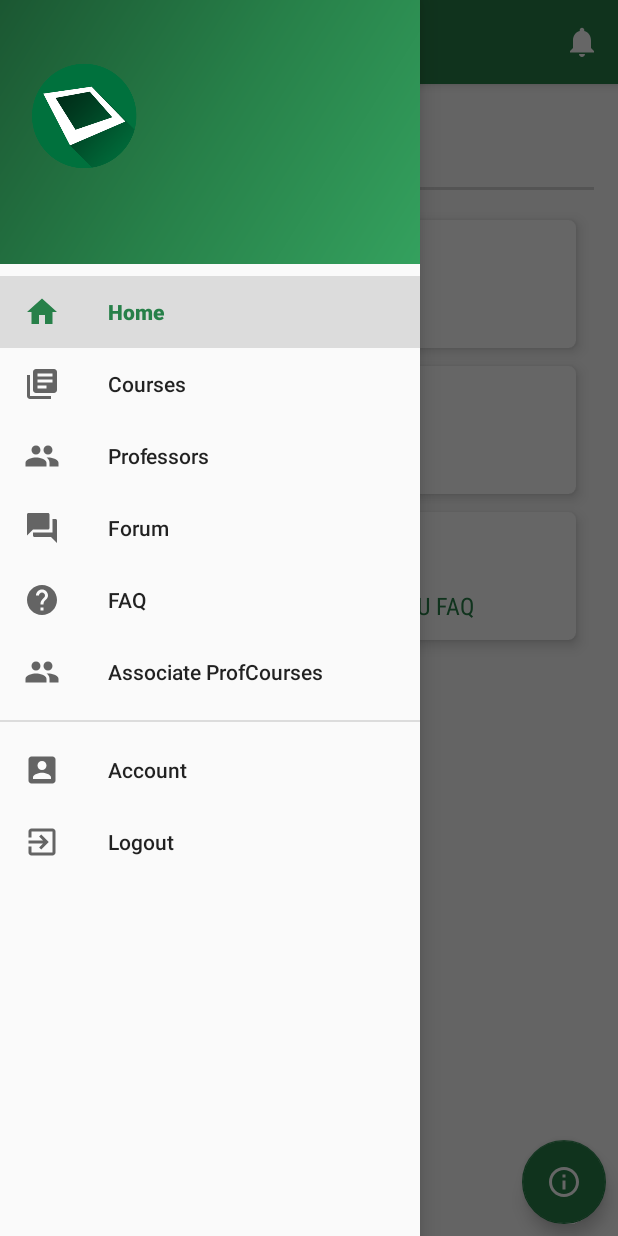
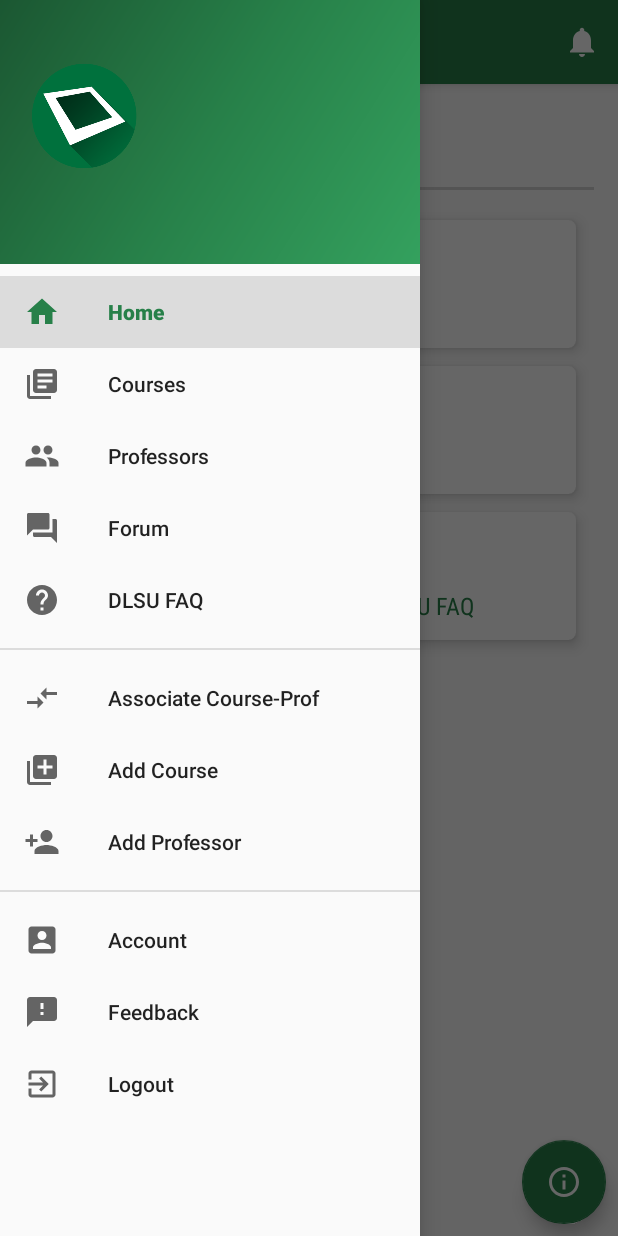
Before and after one commit to Itbankrock/WIRTEC-CCSComApp, an Android app: the screen it shows after launch once a user with an empty profile is signed in (HomeActivity), with the side drawer open, on a phone screen of 412 x 824 dp. Run offline under Robolectric (Android 15) with nearby library versions, the phone set to English and light mode, and no system bars; our stand-ins replace CircleImageView, Firebase (no records; nobody signed in at launch, a user with empty details on screens opened directly), Picasso; libraries missing offline, so code that uses them is left out: com.shobhitpuri.custombuttons; pictures from the network do not load; 9 statements that could not run were skipped.

Commit message:
Edited and added some
Wassup

```diff
--- a/app/src/main/java/com/dlsu/comapp/AdminAssociateCourseProfFragment.java
+++ b/app/src/main/java/com/dlsu/comapp/AdminAssociateCourseProfFragment.java
@@ -2,6 +2,7 @@ package com.dlsu.comapp;
 
 
 import android.os.Bundle;
+import android.support.design.widget.NavigationView;
 import android.support.v4.app.Fragment;
 import android.view.LayoutInflater;
 import android.view.View;
@@ -43,6 +44,11 @@ public class AdminAssociateCourseProfFragment extends Fragment {
                              Bundle savedInstanceState) {
         // Inflate the layout for this fragment
         View view = inflater.inflate(R.layout.fragment_admin_associate_course_prof, container, false);
+
+        getActivity().setTitle("Course-Prof Association");
+        ((HomeActivity)getActivity()).setNavItem(5);
+        final NavigationView navigationView = ((HomeActivity)getActivity()).getNavigationView();
+        navigationView.getMenu().getItem(5).setChecked(true);
 
         spinProf = view.findViewById(R.id.admin_assoc_profspinner);
         spinCourse = view.findViewById(R.id.admin_assoc_coursespinner);
--- /dev/null
+++ b/app/src/main/res/drawable/ic_connect.xml
@@ -0,0 +1,12 @@
+<vector xmlns:android="http://schemas.android.com/apk/res/android"
+        android:width="24dp"
+        android:height="24dp"
+        android:viewportWidth="24.0"
+        android:viewportHeight="24.0">
+    <group>
+        <clip-path android:pathData="M0,0h24v24H0V0z M 0,0" />
+    <path
+        android:pathData="M9.01 14H2v2h7.01v3L13 15l-3.99,-4v3zm5.98,-1v-3H22V8h-7.01V5L11 9l3.99 4z"
+        android:fillColor="#000000"/>
+    </group>
+</vector>
--- /dev/null
+++ b/app/src/main/res/drawable/ic_feedback.xml
@@ -0,0 +1,9 @@
+<vector xmlns:android="http://schemas.android.com/apk/res/android"
+        android:width="24dp"
+        android:height="24dp"
+        android:viewportWidth="24.0"
+        android:viewportHeight="24.0">
+    <path
+        android:pathData="M20,2L4,2c-1.1,0 -1.99,0.9 -1.99,2L2,22l4,-4h14c1.1,0 2,-0.9 2,-2L22,4c0,-1.1 -0.9,-2 -2,-2zM13,14h-2v-2h2v2zM13,10h-2L11,6h2v4z"
+        android:fillColor="#000000"/>
+</vector>
--- /dev/null
+++ b/app/src/main/res/drawable/ic_library_add.xml
@@ -0,0 +1,9 @@
+<vector xmlns:android="http://schemas.android.com/apk/res/android"
+        android:width="24dp"
+        android:height="24dp"
+        android:viewportWidth="24.0"
+        android:viewportHeight="24.0">
+    <path
+        android:pathData="M4,6L2,6v14c0,1.1 0.9,2 2,2h14v-2L4,20L4,6zM20,2L8,2c-1.1,0 -2,0.9 -2,2v12c0,1.1 0.9,2 2,2h12c1.1,0 2,-0.9 2,-2L22,4c0,-1.1 -0.9,-2 -2,-2zM19,11h-4v4h-2v-4L9,11L9,9h4L13,5h2v4h4v2z"
+        android:fillColor="#000000"/>
+</vector>
--- /dev/null
+++ b/app/src/main/res/drawable/ic_person_add.xml
@@ -0,0 +1,9 @@
+<vector xmlns:android="http://schemas.android.com/apk/res/android"
+        android:width="24dp"
+        android:height="24dp"
+        android:viewportWidth="24.0"
+        android:viewportHeight="24.0">
+    <path
+        android:pathData="M15,12c2.21,0 4,-1.79 4,-4s-1.79,-4 -4,-4 -4,1.79 -4,4 1.79,4 4,4zM6,10L6,7L4,7v3L1,10v2h3v3h2v-3h3v-2L6,10zM15,14c-2.67,0 -8,1.34 -8,4v2h16v-2c0,-2.66 -5.33,-4 -8,-4z"
+        android:fillColor="#000000"/>
+</vector>
--- a/app/src/main/res/menu/activity_home_drawer.xml
+++ b/app/src/main/res/menu/activity_home_drawer.xml
@@ -25,20 +25,35 @@
         <item
             android:id="@+id/nav_help"
             android:icon="@drawable/ic_help"
-            android:title="FAQ" />
+            android:title="DLSU FAQ" />
+    </group>
 
+    <group android:id="@+id/admin_group2"
+        android:checkableBehavior="single">
         <item
             android:id="@+id/nav_admin_associate"
-            android:icon="@drawable/ic_profs"
-            android:title="Associate ProfCourses" />
+            android:icon="@drawable/ic_connect"
+            android:title="Associate Course-Prof" />
+        <item
+            android:id="@+id/nav_admin_add_course"
+            android:icon="@drawable/ic_library_add"
+            android:title="Add Course" />
+        <item
+            android:id="@+id/nav_admin_add_prof"
+            android:icon="@drawable/ic_person_add"
+            android:title="Add Professor" />
     </group>
 
-    <group android:id="@+id/group2"
+    <group android:id="@+id/group3"
         android:checkableBehavior="single">
         <item
             android:id="@+id/nav_account"
             android:icon="@drawable/ic_account"
             android:title="Account" />
+        <item
+            android:id="@+id/nav_feedback"
+            android:icon="@drawable/ic_feedback"
+            android:title="Feedback" />
         <item
             android:id="@+id/nav_logout"
             android:icon="@drawable/ic_logout"
```
Also changed, not shown: app/src/main/java/com/dlsu/comapp/AdminAddCourseFragment.java (added, +73 -0 lines), app/src/main/java/com/dlsu/comapp/AdminAddProfFragment.java (added, +55 -0 lines), app/src/main/java/com/dlsu/comapp/FeedbackFragment.java (added, +64 -0 lines), app/src/main/res/drawable/ic_add_circle.xml (added, +9 -0 lines), app/src/main/res/layout/fragment_admin_add_course.xml (added, +97 -0 lines), app/src/main/res/layout/fragment_admin_add_prof.xml (added, +152 -0 lines), app/src/main/res/layout/fragment_admin_associate_course_prof.xml (+7 -17 lines), app/src/main/res/layout/fragment_feedback.xml (added, +51 -0 lines), app/src/main/res/layout/general_spinner_layout.xml (added, +9 -0 lines).
